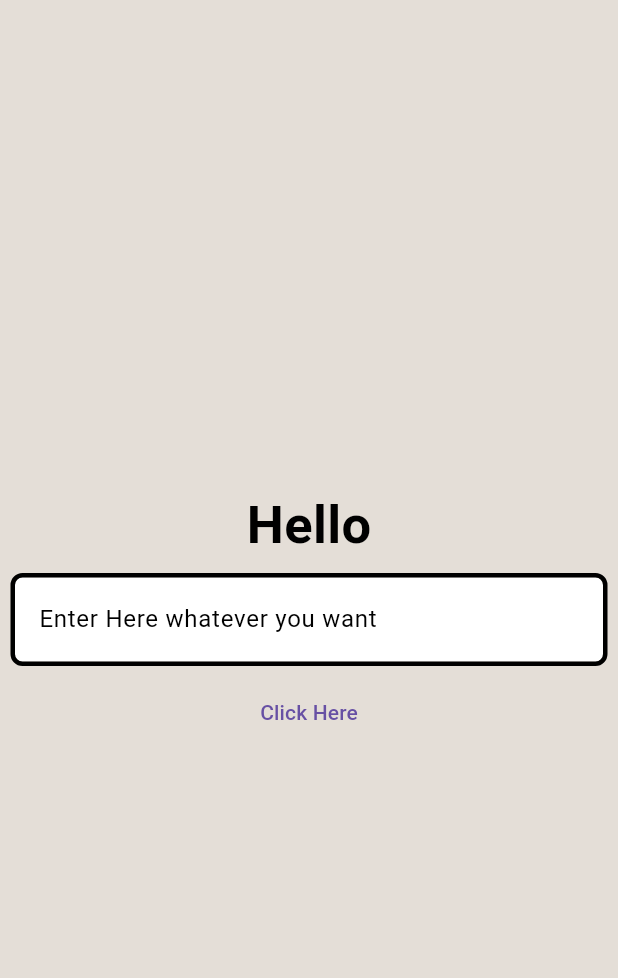
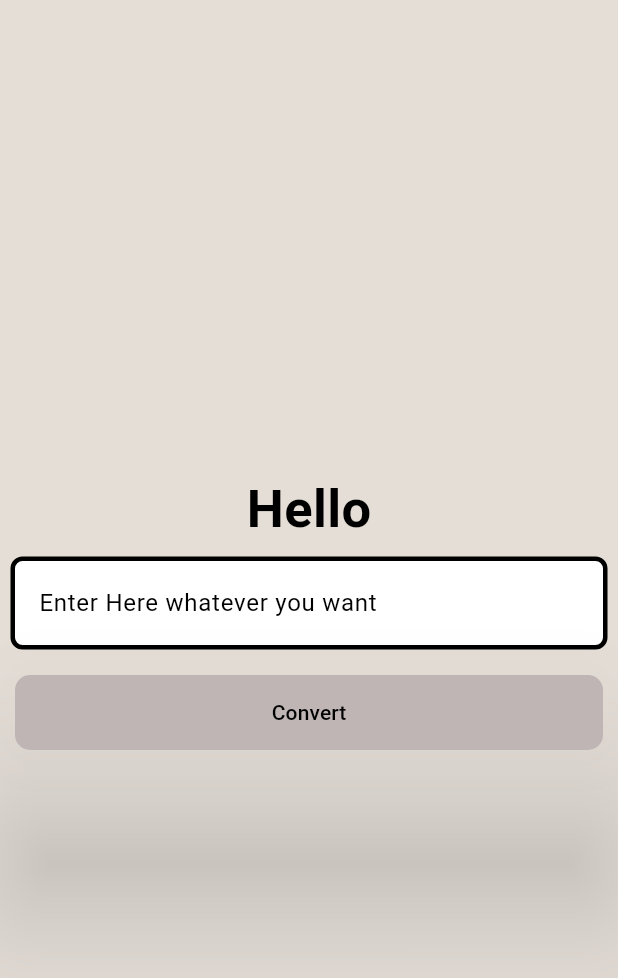
Before and after one commit to RajeshR823/Flutter_learn, a Flutter app: the screen it shows after launch, on a phone screen of 412 x 824 dp. Shown: the top 978 px of the screen. Run offline on Flutter 3.47's test engine with Material 3 defaults, Android fonts, the phone set to English and light mode, and no system bars.

Commit message:
Text Button Style changed

```diff
--- a/analysis_options.yaml
+++ b/analysis_options.yaml
@@ -21,7 +21,7 @@ linter:
   # `// ignore_for_file: name_of_lint` syntax on the line or in the file
   # producing the lint.
   rules:
-    avoid_print: false  # Uncomment to disable the `avoid_print` rule
+    # avoid_print: false  # Uncomment to disable the `avoid_print` rule
     # prefer_single_quotes: true  # Uncomment to enable the `prefer_single_quotes` rule
 
 # Additional information about this file can be found at
--- a/lib/currency_converter_material.dart
+++ b/lib/currency_converter_material.dart
@@ -1,3 +1,4 @@
+import 'package:flutter/foundation.dart';
 import 'package:flutter/material.dart';
 
 class CurrencyConverterMaterial extends StatelessWidget{
@@ -53,28 +54,46 @@ class CurrencyConverterMaterial extends StatelessWidget{
 
 
                   ),
-                  keyboardType: const TextInputType.numberWithOptions(
-                    decimal: true,
-                    signed: true,
+                  // keyboardType: const TextInputType.numberWithOptions(
+                  //   decimal: true,
+                  //   signed: true,
+                  // ),
+                ),
+              ),
+
+             Padding(
+               padding: const EdgeInsets.all(10.0),
+               child: ElevatedButton(
+                onPressed: () {
+                if(kDebugMode){
+                    print("Click here");
+                    }
+               },
+               style: TextButton.styleFrom(
+                elevation: 50.0,
+                backgroundColor:Color.fromARGB(255, 191, 181, 181),
+                foregroundColor: Color.fromARGB(255, 0, 0, 0),
+                minimumSize: Size(double.infinity, 50),
+                shape: RoundedRectangleBorder(borderRadius: BorderRadius.all(Radius.elliptical(10, 10)),
+                )
+
+               ),
+               // const ButtonStyle(
+                // elevation: WidgetStatePropertyAll(50.0),
+                // backgroundColor:WidgetStatePropertyAll(Color.fromARGB(255, 191, 181, 181)),
+                // foregroundColor: WidgetStatePropertyAll(Color.fromARGB(255, 0, 0, 0)),
+                // minimumSize: WidgetStatePropertyAll(Size(double.infinity, 50)),
+                // shape: WidgetStatePropertyAll(RoundedRectangleBorder(borderRadius: BorderRadius.all(Radius.elliptical(10, 10))))
 
 
 
 
-                  ),
-                ),
-              ),
-
-             TextButton(onPressed: () {
-              print("Click here");
-             },
-             child:
-              const Text('Click Here'),
-             )
-
-
+               child:
+                const Text('Convert'),),
+             ),
           ],
         ),
-      )
+       )
 
     );
   }
```
